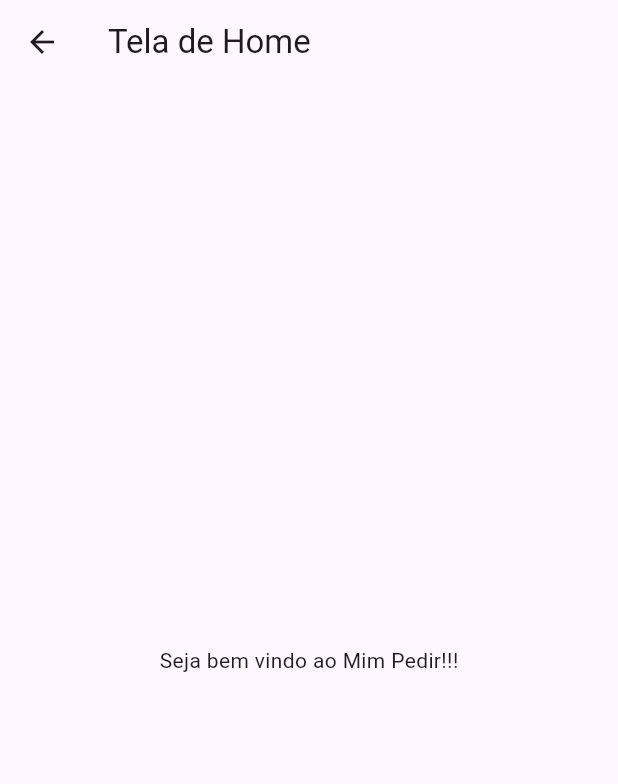
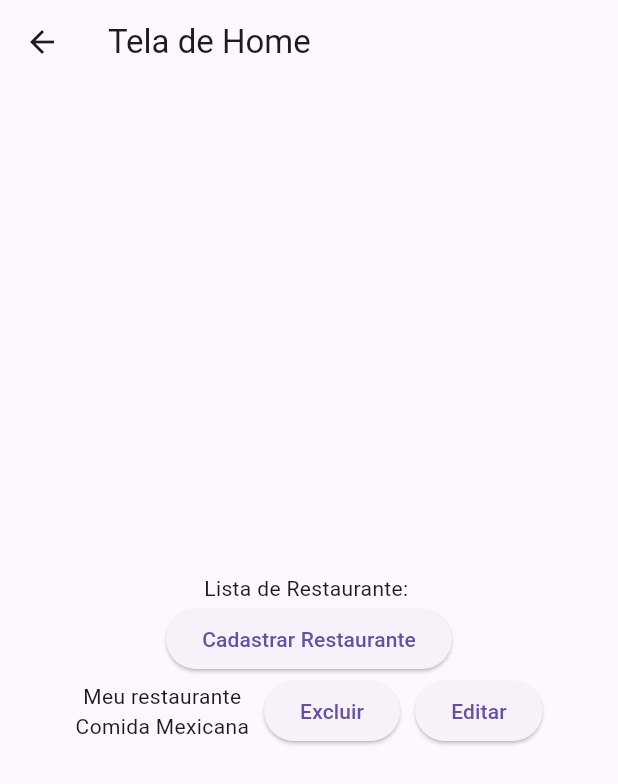
Before and after one commit to RobsonSilva19/mimpedir, a Flutter app: the TelaHome screen opened directly, on a phone screen of 412 x 824 dp. Shown: the top 784 px of the screen. Run offline on Flutter 3.47's test engine with Material 3 defaults, Android fonts, the phone set to English and light mode, and no system bars; our stand-ins replace sqflite; accounts and stored records are empty.

Commit message:
Complementando tela de home e criando a tela de cadastro do Restaurante

```diff
--- a/lib/tela_home.dart
+++ b/lib/tela_home.dart
@@ -1,4 +1,5 @@
 import 'package:flutter/material.dart';
+import 'package:mimpedir1/tela_cad_restaurante.dart';
 
 class TelaHome extends StatelessWidget{
   TelaHome({super.key});
@@ -7,9 +8,32 @@ class TelaHome extends StatelessWidget{
   Widget build(BuildContext context) {
     return Scaffold(
       appBar: AppBar(title: const Text("Tela de Home")),
-      body: Center(
-        child: Text("Seja bem vindo ao Mim Pedir!!!"),
-      ),
+      body: Padding(padding: const EdgeInsets.all(20),
+        child: Column(
+          mainAxisAlignment: MainAxisAlignment.center,
+          children: [
+            Text("Lista de Restaurante: "),
+            ElevatedButton(onPressed: (){
+              Navigator.push(context, MaterialPageRoute(builder: (context) => TelaCadRestaurante()));
+            }, child: Text("Cadastrar Restaurante")),
+            Row(
+              mainAxisAlignment: MainAxisAlignment.center,
+              children: [
+                Column(
+                  children: [
+                    Text("Meu restaurante"),
+                    Text("Comida Mexicana")
+                  ],
+                ),
+                SizedBox(width: 10),
+                ElevatedButton(onPressed: (){}, child: Text("Excluir")),
+                SizedBox(width: 10),
+                ElevatedButton(onPressed: (){}, child: Text("Editar")),
+              ],
+            ),
+          ],
+        ),
+      )
     );
   }
 }
```
Also changed, not shown: lib/tela_cad_restaurante.dart (added, +53 -0 lines).
